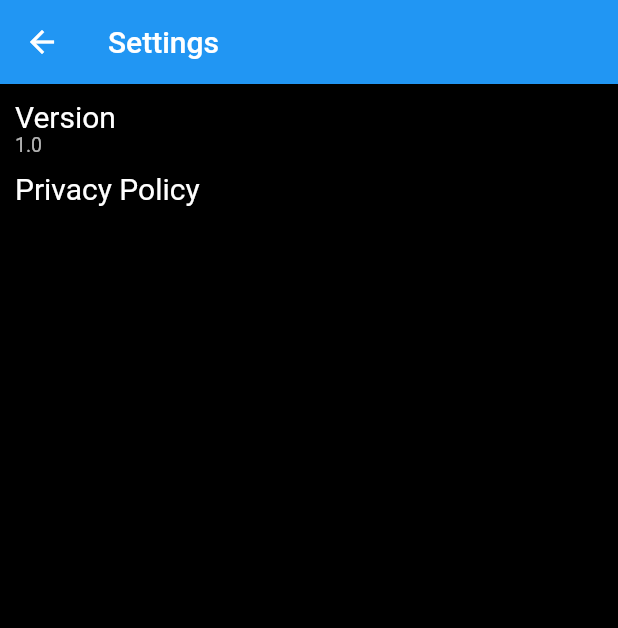
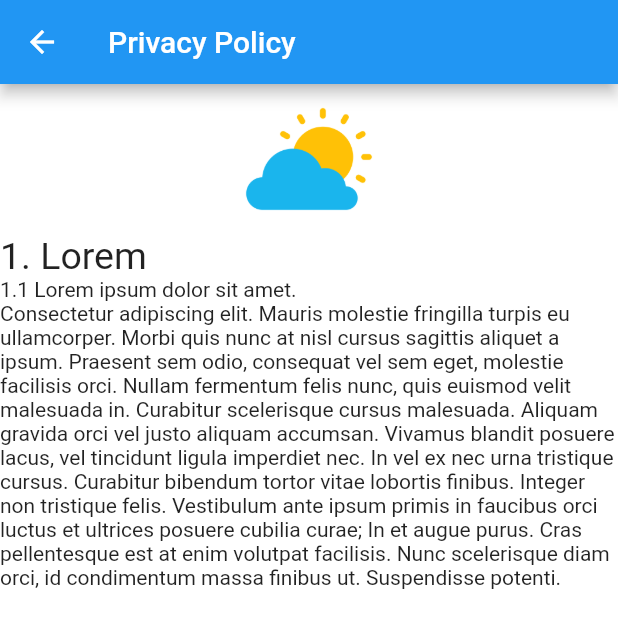
Before and after one commit to BagoesPantera/socloudy, a Flutter app: the SettingPage screen opened directly, after a tap on "Privacy Policy", on a phone screen of 412 x 824 dp. Shown: the top 628 px of the screen. Run offline on Flutter 3.47's test engine with Material 2 defaults, Android fonts, the phone set to English and light mode, and no system bars; our stand-ins replace flutter_dotenv, geolocator.

Commit message:
policy page

```diff
--- /dev/null
+++ b/lib/pages/policy_page.dart
@@ -0,0 +1,33 @@
+import 'package:flutter/material.dart';
+
+class PolicyPage extends StatefulWidget {
+  const PolicyPage({Key? key}) : super(key: key);
+
+  @override
+  _PolicyPageState createState() => _PolicyPageState();
+}
+
+class _PolicyPageState extends State<PolicyPage> {
+  @override
+  Widget build(BuildContext context) {
+    return Scaffold(
+      backgroundColor: Colors.white,
+      appBar: AppBar(
+        title: const Text("Privacy Policy"),
+      ),
+      body: const Column(
+        crossAxisAlignment: CrossAxisAlignment.start,
+        children: <Widget>[
+          Align(
+            alignment: Alignment.center,
+            child: Image(image: AssetImage('assets/images/socloudy.png'), width:300, height:100),
+          ),
+
+          Text("1. Lorem", style: TextStyle(fontSize: 25)),
+          Text("1.1 Lorem ipsum dolor sit amet."),
+          Text("Consectetur adipiscing elit. Mauris molestie fringilla turpis eu ullamcorper. Morbi quis nunc at nisl cursus sagittis aliquet a ipsum. Praesent sem odio, consequat vel sem eget, molestie facilisis orci. Nullam fermentum felis nunc, quis euismod velit malesuada in. Curabitur scelerisque cursus malesuada. Aliquam gravida orci vel justo aliquam accumsan. Vivamus blandit posuere lacus, vel tincidunt ligula imperdiet nec. In vel ex nec urna tristique cursus. Curabitur bibendum tortor vitae lobortis finibus. Integer non tristique felis. Vestibulum ante ipsum primis in faucibus orci luctus et ultrices posuere cubilia curae; In et augue purus. Cras pellentesque est at enim volutpat facilisis. Nunc scelerisque diam orci, id condimentum massa finibus ut. Suspendisse potenti.")
+        ],
+      ),
+    );
+  }
+}
--- a/lib/pages/setting_page.dart
+++ b/lib/pages/setting_page.dart
@@ -1,4 +1,5 @@
 import 'package:flutter/material.dart';
+import 'package:socloudy/pages/policy_page.dart';
 
 class SettingPage extends StatefulWidget {
   const SettingPage({Key? key}) : super(key: key);
@@ -27,7 +28,7 @@ class _SettingPageState extends State<SettingPage> {
               ],
             ),
             InkWell(
-              onTap: () { }, // Handle your callback
+              onTap: () { Navigator.push(context, MaterialPageRoute(builder: (context) => const PolicyPage())); }, // Handle your callback
               child: Ink( width: 900,
                 child:Container(
                   margin: const EdgeInsets.only(top: 10, bottom: 10),
--- a/pubspec.yaml
+++ b/pubspec.yaml
@@ -74,6 +74,7 @@ flutter:
   # To add assets to your application, add an assets section, like this:
   assets:
     - .env
+    - assets/images/
 
   # An image asset can refer to one or more resolution-specific "variants", see
   # https://flutter.dev/assets-and-images/#resolution-aware
```
